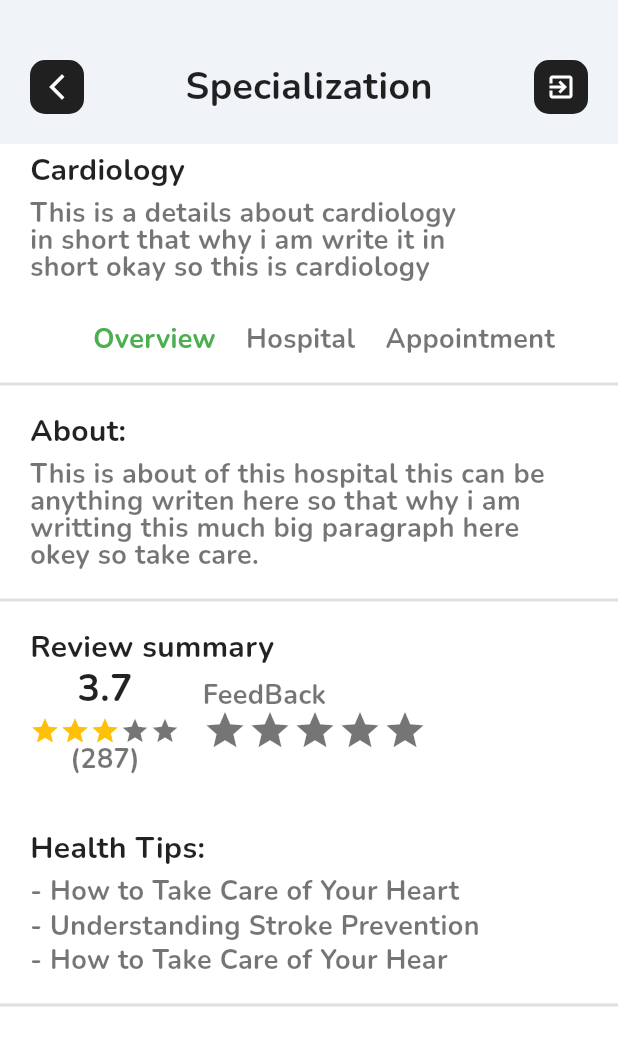
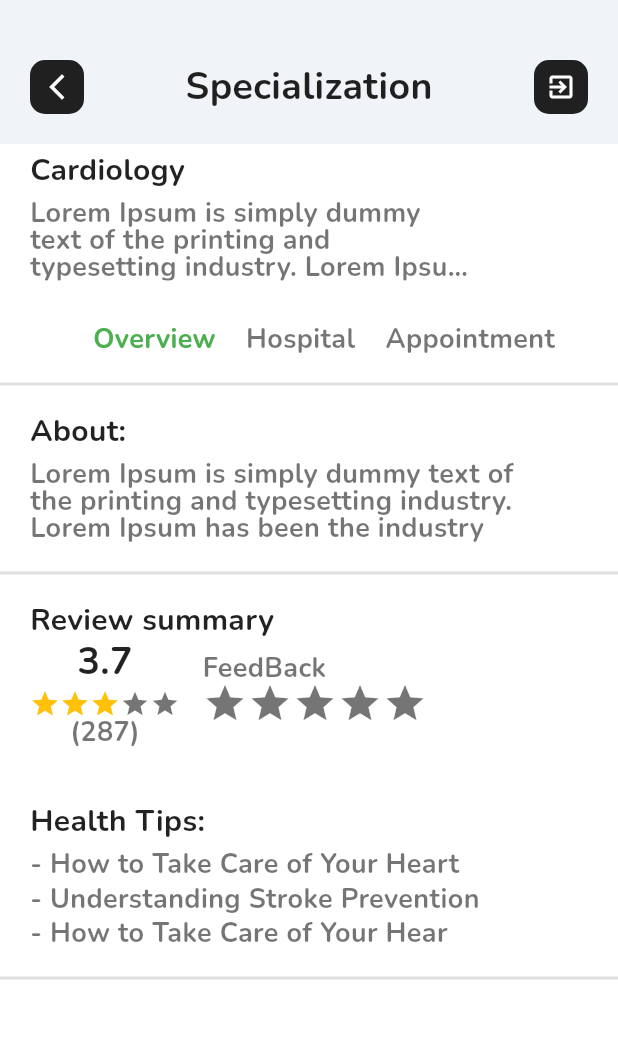
Before and after one commit to Rudra-Karangutkar/Hospital_Care, a Flutter app: the SpecializationDetails screen opened directly, scrolled down 198 dp, on a phone screen of 412 x 824 dp. Shown: the top 1046 px of the screen. Run offline on Flutter 3.47's test engine with Material 3 defaults, Android fonts, the phone set to English and light mode, and no system bars; our stand-ins replace table_calendar; missing offline and left inert: dart:ffi.

Commit message:
Sixth Commit

```diff
--- a/health_care/lib/pages/emergency.dart
+++ b/health_care/lib/pages/emergency.dart
@@ -254,7 +254,7 @@ class _EmergencyState extends State<Emergency> {
                                   width:
                                       MediaQuery.of(context).size.width / 1.5,
                                   child: Text(
-                                    'Hospital Name is place here You can see Hospital Name from here',
+                                    'Hospital Name',
                                     style: AppWidget
                                         .semiBoldSize20HeightTextStyle(),
                                     maxLines: 2,
--- a/health_care/lib/pages/history_opd.dart
+++ b/health_care/lib/pages/history_opd.dart
@@ -156,7 +156,7 @@ class _HistoryOpdState extends State<HistoryOpd> {
                       Container(
                         width: MediaQuery.of(context).size.width / 1.5,
                         child: Text(
-                          'Cardiology Department',
+                          'Department',
                           style: AppWidget.semiBoldSize18TextStyle(),
                           maxLines: 2,
                           overflow: TextOverflow.ellipsis,
--- a/health_care/lib/pages/home.dart
+++ b/health_care/lib/pages/home.dart
@@ -160,7 +160,7 @@ class _HomeState extends State<Home> {
                     Container(
                       margin: EdgeInsets.only(left: 16, bottom: 15),
                       child: Text(
-                        'Hello Rudra,',
+                        'Hello Name,',
                         style: AppWidget.boldSize25TextStyle(),
                       ),
                     ),
@@ -280,7 +280,7 @@ class _HomeState extends State<Home> {
                                   // color: Colors.black,
                                   width: 227,
                                   child: Text(
-                                    'Cardiology ajjehjheajadfhaj',
+                                    'Cardiology',
                                     style: AppWidget.semiBoldSize20TextStyle(),
                                     maxLines: 1,
                                     overflow: TextOverflow.ellipsis,
@@ -369,7 +369,7 @@ class _HomeState extends State<Home> {
                                             MediaQuery.of(context).size.width /
                                                 1.5,
                                         child: Text(
-                                          'Hospital Name is place here You can see Hospital Name from here',
+                                          'Hospital Name',
                                           style: AppWidget
                                               .semiBoldSize20HeightTextStyle(),
                                           maxLines: 2,
--- a/health_care/lib/pages/hospitaldetails.dart
+++ b/health_care/lib/pages/hospitaldetails.dart
@@ -149,7 +149,7 @@ class _HospitalDetailState extends State<HospitalDetail> {
                       // color: Colors.red,
                       width: MediaQuery.of(context).size.width / 1.3,
                       child: Text(
-                        'Hospital Name is place here You can see Hospital Name from here',
+                        'Hospital Name',
                         style: AppWidget.semiBoldSize20HeightTextStyle(),
                       ),
                     ),
@@ -161,7 +161,7 @@ class _HospitalDetailState extends State<HospitalDetail> {
                       // color: Colors.red,
                       width: MediaQuery.of(context).size.width / 1.3,
                       child: Text(
-                        'This is your address so you can see your address here',
+                        'Lorem Ipsum is simply dummy text of the printing and typesetting industry. Lorem Ipsum has been the industry',
                         style: AppWidget.semiBoldSize18TextStyle(),
                       ),
                     ),
@@ -561,7 +561,7 @@ class _HospitalDetailState extends State<HospitalDetail> {
                   // color: Colors.red,
                   width: MediaQuery.of(context).size.width / 1.40,
                   child: Text(
-                    'This is your address showing here that is so big that why i am write this much paragraph',
+                    'Lorem Ipsum is simply dummy text of the printing and typesetting industry. Lorem Ipsum has been the industry',
                     style: AppWidget.semiBoldSize18TextStyle(),
                   ),
                 ),
@@ -882,7 +882,7 @@ class _HospitalDetailState extends State<HospitalDetail> {
                         Container(
                           width: MediaQuery.of(context).size.width / 1.2,
                           child: Text(
-                              'This is about of this hospital this can be anything writen here so that why i am writting this much big paragraph here okey so take care.',
+                              'Lorem Ipsum is simply dummy text of the printing and typesetting industry. Lorem Ipsum has been the industry',
                               style: AppWidget.semiBoldSize18TextStyle()),
                         ),
                       ],
--- a/health_care/lib/pages/opd.dart
+++ b/health_care/lib/pages/opd.dart
@@ -165,7 +165,7 @@ class _OpdState extends State<Opd> {
                       Container(
                         width: MediaQuery.of(context).size.width / 1.5,
                         child: Text(
-                          'Cardiology Department',
+                          'Department',
                           style: AppWidget.semiBoldSize18TextStyle(),
                           maxLines: 2,
                           overflow: TextOverflow.ellipsis,
--- a/health_care/lib/pages/specializationdetails.dart
+++ b/health_care/lib/pages/specializationdetails.dart
@@ -188,7 +188,7 @@ class _SpecializationDetailsState extends State<SpecializationDetails> {
                       // color: Colors.red,
                       width: MediaQuery.of(context).size.width / 1.3,
                       child: Text(
-                        'This is a details about cardiology in short that why i am write it in short okay so this is cardiology',
+                        'Lorem Ipsum is simply dummy text of the printing and typesetting industry. Lorem Ipsum has been the industry',
                         style: AppWidget.semiBoldSize18TextStyle(),
                         maxLines: 3,
                         overflow: TextOverflow.ellipsis,
@@ -303,7 +303,7 @@ class _SpecializationDetailsState extends State<SpecializationDetails> {
                         Container(
                           width: MediaQuery.of(context).size.width / 1.2,
                           child: Text(
-                              'This is about of this hospital this can be anything writen here so that why i am writting this much big paragraph here okey so take care.',
+                              'Lorem Ipsum is simply dummy text of the printing and typesetting industry. Lorem Ipsum has been the industry',
                               style: AppWidget.semiBoldSize18TextStyle()),
                         ),
                       ],
@@ -564,7 +564,7 @@ class _SpecializationDetailsState extends State<SpecializationDetails> {
                             // color: Colors.red,
                             width: MediaQuery.of(context).size.width / 1.4,
                             child: Text(
-                              'This is the address of the hospital the are you seeing now this address of nearby hospital of you okay',
+                              'XYZ Hospital, Room 12B, OPD Floor',
                               style: AppWidget.semiBoldSize16TextStyle(),
                               maxLines: 3,
                               overflow: TextOverflow.ellipsis,
```
